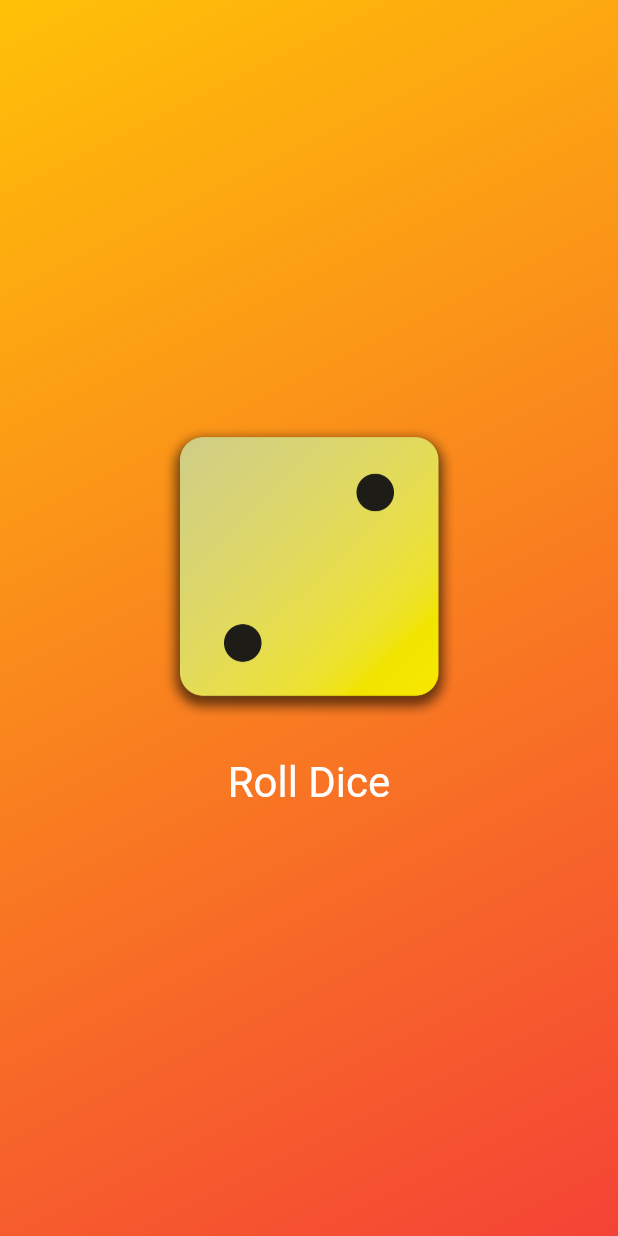
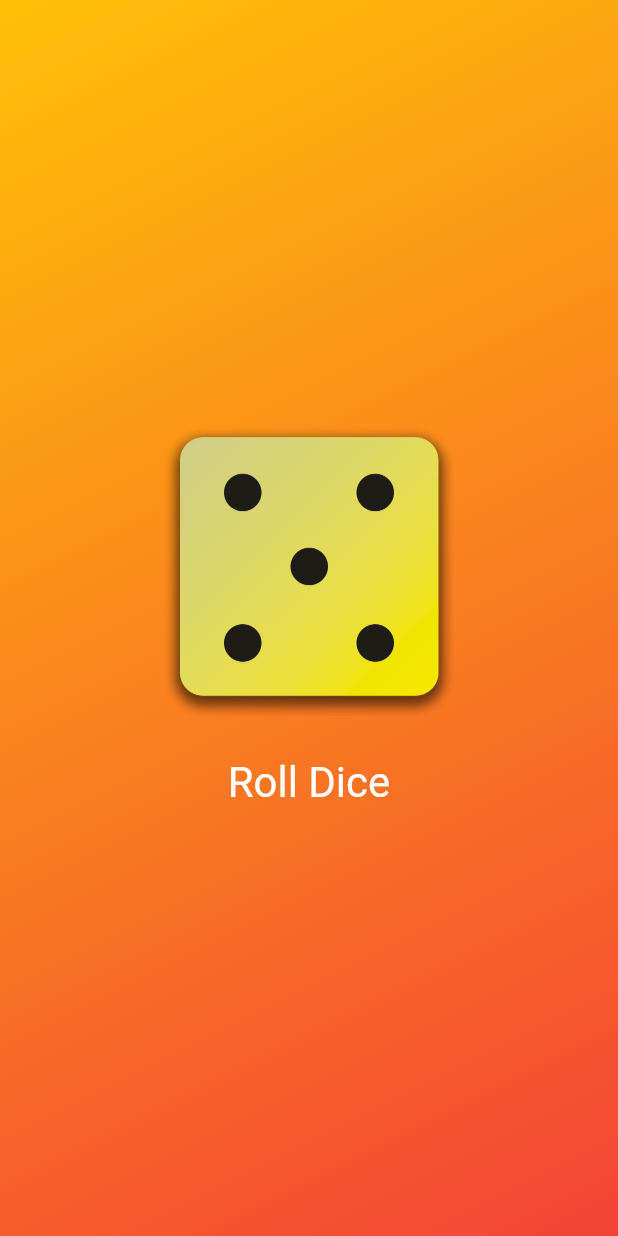
Before and after one commit to eml-bin/flutter-course-samples, a Flutter app: the screen it shows after launch, after a tap on "Roll Dice", on a phone screen of 412 x 824 dp. Run offline on Flutter 3.47's test engine with Material 2 defaults, Android fonts, the phone set to English and light mode, and no system bars.

Commit message:
First App Finished
* Implementation of StatefulWidget with it's characteristics, include
  manage of state for the roll dice random number and show the correctly
  dice image.

```diff
--- /dev/null
+++ b/first_app/lib/dice_roller.dart
@@ -0,0 +1,64 @@
+import 'dart:math';
+
+import 'package:flutter/material.dart';
+
+/*
+// StaefulWidget. Allows to manage a state (data)
+      - data that may change over time and that should impact the rendered UI
+*/
+class DiceRoller extends StatefulWidget {
+  const DiceRoller({super.key});
+
+  @override
+  // State its a generic type so we need the brackets < >
+  // infom to Dart whick king of state will be managed here
+  State<DiceRoller> createState() {
+    // createState its a necessary constructor for a StatefulWidget
+    return _DiceRollState();
+  }
+}
+
+// the underscore has a special meaning in Dart, indicate that this class is private
+class _DiceRollState extends State<DiceRoller> {
+  // dynamic Variable
+  var currentDiceRoll = 1;
+
+  void rollDice() {
+    // you need execute setState StatefulWidget function for changes reflected on UI
+    setState(() {
+      currentDiceRoll = Random().nextInt(6) + 1;
+    });
+  }
+
+  @override
+  Widget build(context) {
+    return Column(
+      // We need this mainAxisSize because Column and Row takes all the available space of container Widget
+      mainAxisSize: MainAxisSize.min,
+      children: [
+        Image.asset(
+          // dynamic concatenation of strings with variables
+          'assets/images/dice-$currentDiceRoll.png',
+          width: 200,
+        ),
+        // SizedBox it's another way to put an space between Widgets
+        const SizedBox(
+          height: 20,
+        ),
+        TextButton(
+          onPressed: rollDice,
+          // We use styleFrom constructor for replace default style values of TextButton
+          style: TextButton.styleFrom(
+            // EdgeInsets allow to padding all or specific the padding position (top, left, right, bottom)
+            // padding: const EdgeInsets.only(
+            //   top: 20,
+            // ),
+            foregroundColor: Colors.white,
+            textStyle: const TextStyle(fontSize: 28),
+          ),
+          child: const Text("Roll Dice"),
+        )
+      ],
+    );
+  }
+}
--- a/first_app/lib/gradient_container.dart
+++ b/first_app/lib/gradient_container.dart
@@ -1,5 +1,5 @@
+import 'package:first_app/dice_roller.dart';
 import 'package:flutter/material.dart';
-import 'package:first_app/styled_text.dart';
 
 // Using variables inside Widget Classes
 
@@ -13,7 +13,7 @@ class GradientContainer extends StatelessWidget {
   // StatelessWidget needs `key` parameter
 
   // Here we add another parameter, the list of colors
-  GradientContainer({super.key, required this.colors});
+  const GradientContainer({super.key, required this.colors});
 
   // Another constructor, with defined colors
   GradientContainer.sunset({super.key}) : colors = [Colors.amber, Colors.red];
@@ -21,13 +21,6 @@ class GradientContainer extends StatelessWidget {
   // We add the final list of colors
   final List<Color> colors;
 
-  // Variable
-  var activeDiceImage = 'assets/images/dice-2.png';
-
-  void rollDice() {
-    // ...
-    activeDiceImage = 'assets/images/dice-4.png';
-  }
   // build method automatically receive by Flutter a values of context
   // context. Object that containts useful information
   @override
@@ -41,35 +34,9 @@ class GradientContainer extends StatelessWidget {
           end: endAlignment,
         ),
       ),
-      child: Center(
+      child: const Center(
         // Image Widget has a default constructor function called `asset`
-        child: Column(
-          // We need this mainAxisSize because Column and Row takes all the available space of container Widget
-          mainAxisSize: MainAxisSize.min,
-          children: [
-            Image.asset(
-              activeDiceImage,
-              width: 200,
-            ),
-            // SizedBox it's another way to put an space between Widgets
-            const SizedBox(
-              height: 20,
-            ),
-            TextButton(
-              onPressed: rollDice,
-              // We use styleFrom constructor for replace default style values of TextButton
-              style: TextButton.styleFrom(
-                // EdgeInsets allow to padding all or specific the padding position (top, left, right, bottom)
-                // padding: const EdgeInsets.only(
-                //   top: 20,
-                // ),
-                foregroundColor: Colors.white,
-                textStyle: const TextStyle(fontSize: 28),
-              ),
-              child: const Text("Roll Dice"),
-            )
-          ],
-        ),
+        child: DiceRoller(),
       ),
     );
   }
```
Also changed, not shown: 1 other file.
